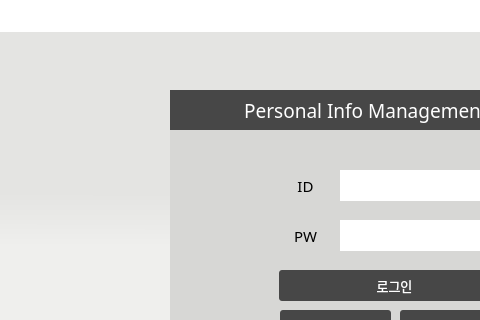
Above: UI/loginGUI.ui from dign1120/graduationProject before the change; both pictures show x 0 to 480 and y 0 to 320 of the 780 by 448 pixel window. Below: the same form after it.
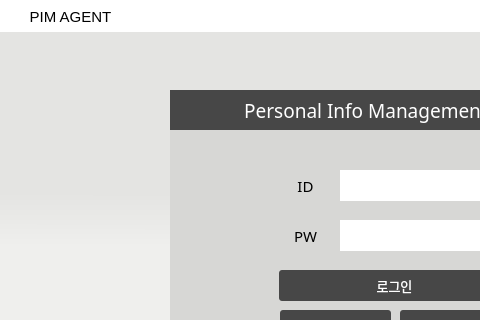
That is the form after the change.

What changed in the file:
```diff
--- a/UI/loginGUI.ui
+++ b/UI/loginGUI.ui
@@ -889,11 +889,41 @@
     <set>Qt::AlignCenter</set>
    </property>
   </widget>
+  <widget class="QLabel" name="iconlabel_2">
+   <property name="geometry">
+    <rect>
+     <x>15</x>
+     <y>2</y>
+     <width>111</width>
+     <height>30</height>
+    </rect>
+   </property>
+   <property name="font">
+    <font>
+     <family>Arial</family>
+     <pointsize>11</pointsize>
+     <weight>50</weight>
+     <bold>false</bold>
+    </font>
+   </property>
+   <property name="styleSheet">
+    <string notr="true">color: black;
+background-color: transparent;
+text-align:center;</string>
+   </property>
+   <property name="text">
+    <string>PIM AGENT</string>
+   </property>
+   <property name="alignment">
+    <set>Qt::AlignCenter</set>
+   </property>
+  </widget>
   <zorder>titleLabel_2</zorder>
   <zorder>frame</zorder>
   <zorder>runBackgroundBtn</zorder>
   <zorder>minimizeBtn</zorder>
   <zorder>iconlabel</zorder>
+  <zorder>iconlabel_2</zorder>
  </widget>
  <resources/>
  <connections/>
```
